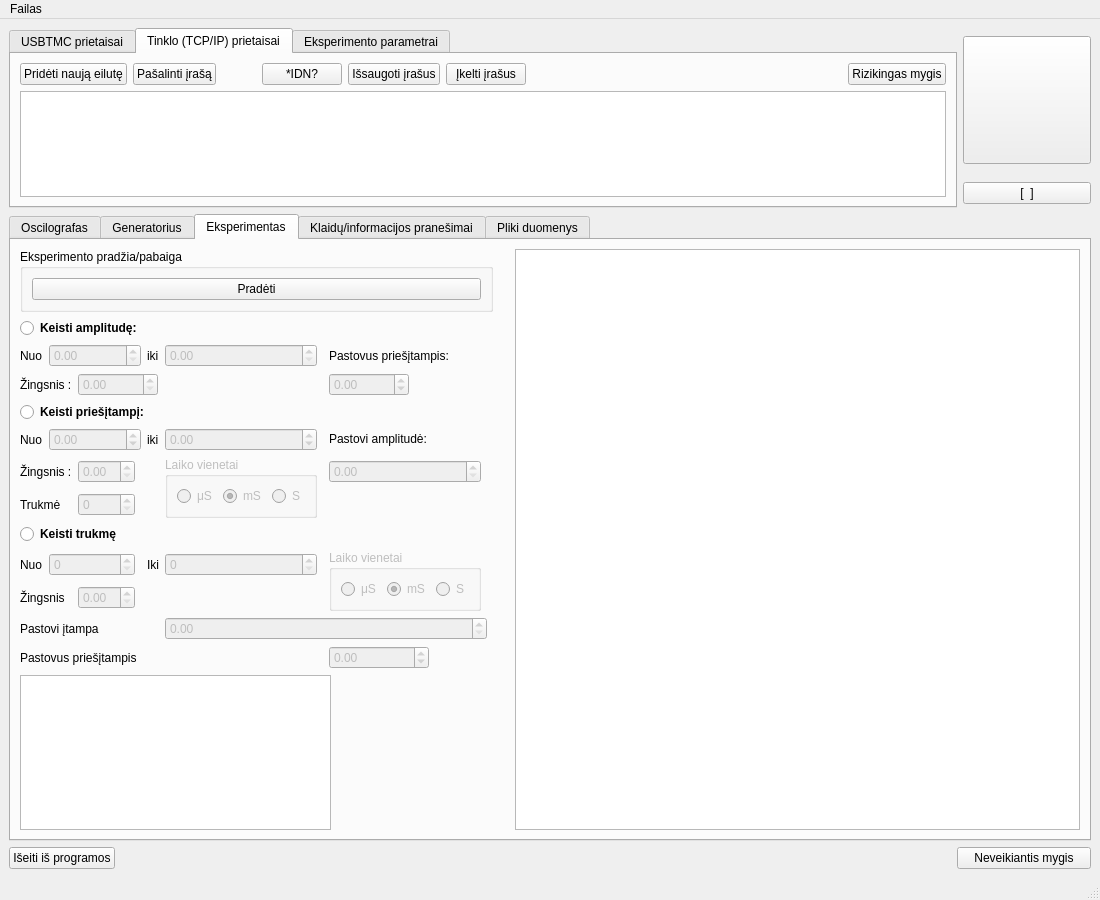
Qt form UIfiles/GUIThread.ui (userIsTaken/TryUSB) before a commit.
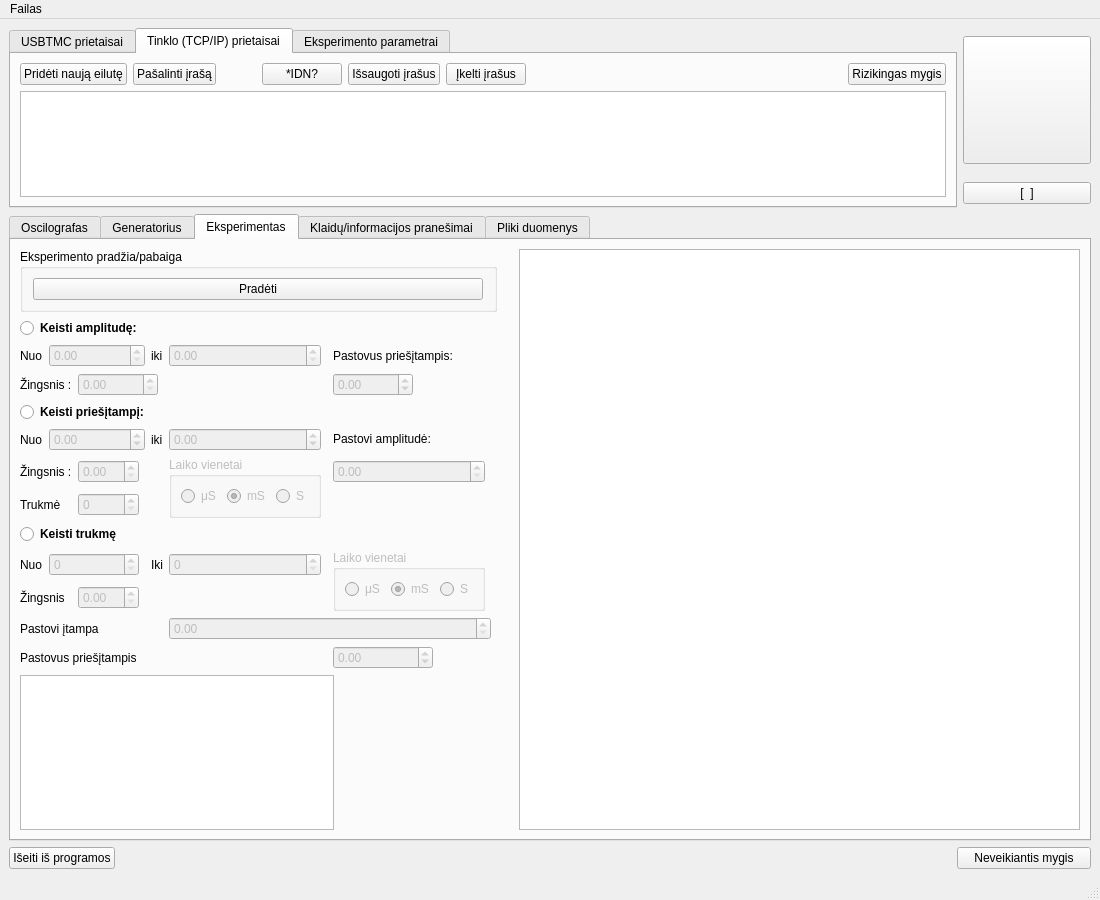
The same form after that commit. Icons and pictures are not drawn. Custom widgets are drawn as their Qt base class.

Commit message: some code cleaning, offset problems

```diff
--- a/UIfiles/GUIThread.ui
+++ b/UIfiles/GUIThread.ui
@@ -1515,6 +1515,9 @@
             <property name="enabled">
              <bool>false</bool>
             </property>
+            <property name="maximum">
+             <number>10000</number>
+            </property>
            </widget>
           </item>
           <item row="5" column="5" rowspan="2">
```
The commit also changes 2 other files.
